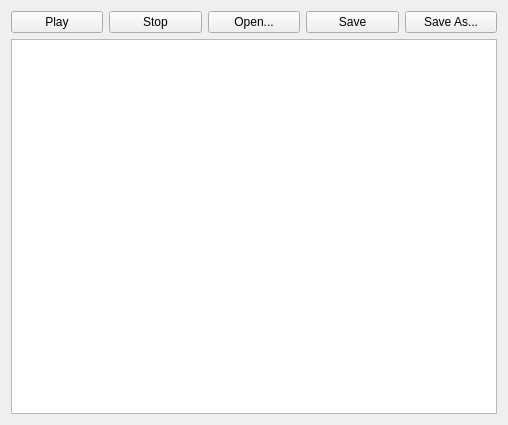
Before: the Qt Designer form EngineTest/ui/ScriptEditorWidget.ui in pvdk/QtOgreFramework, drawn with Qt 5.
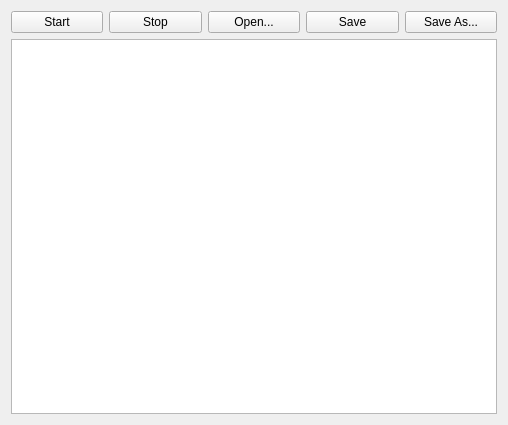
After: the same form once the commit is applied.

```diff
--- a/EngineTest/ui/ScriptEditorWidget.ui
+++ b/EngineTest/ui/ScriptEditorWidget.ui
@@ -17,7 +17,7 @@
    <item row="0" column="0">
     <widget class="QPushButton" name="m_pPlayButton">
      <property name="text">
-      <string>Play</string>
+      <string>Start</string>
      </property>
     </widget>
    </item>
```
Left out of the diff: 2 changed lines with no effect on the pictures.
